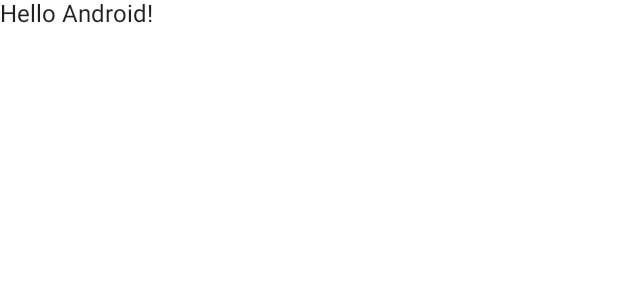
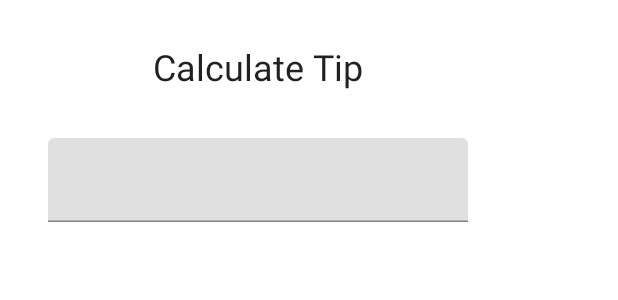
Before and after one commit to ScottCBcit/Tip-Calculator, an Android app built with Jetpack Compose: the @Preview function DefaultPreview, on a phone screen of 412 x 824 dp. Shown: the top 300 px of the screen. Run offline under Robolectric (Android 15) with nearby library versions, the phone set to English and light mode, and no system bars.

Commit message:
Text Field Added

```diff
--- a/app/src/main/java/com/example/tipcalculator/MainActivity.kt
+++ b/app/src/main/java/com/example/tipcalculator/MainActivity.kt
@@ -3,13 +3,18 @@ package com.example.tipcalculator
 import android.os.Bundle
 import androidx.activity.ComponentActivity
 import androidx.activity.compose.setContent
-import androidx.compose.foundation.layout.fillMaxSize
+import androidx.compose.foundation.layout.*
 import androidx.compose.material.MaterialTheme
 import androidx.compose.material.Surface
 import androidx.compose.material.Text
+import androidx.compose.material.TextField
 import androidx.compose.runtime.Composable
+import androidx.compose.ui.Alignment
 import androidx.compose.ui.Modifier
+import androidx.compose.ui.res.stringResource
 import androidx.compose.ui.tooling.preview.Preview
+import androidx.compose.ui.unit.dp
+import androidx.compose.ui.unit.sp
 import com.example.tipcalculator.ui.theme.TipCalculatorTheme
 
 class MainActivity : ComponentActivity() {
@@ -22,22 +27,37 @@ class MainActivity : ComponentActivity() {
                     modifier = Modifier.fillMaxSize(),
                     color = MaterialTheme.colors.background
                 ) {
-                    Greeting("Android")
+                    TipCalculatorScreen()
                 }
             }
         }
     }
 }
 
+
 @Composable
-fun Greeting(name: String) {
-    Text(text = "Hello $name!")
+fun TipCalculatorScreen() {
+    Column(
+        modifier = Modifier.padding(32.dp),
+        verticalArrangement = Arrangement.spacedBy(8.dp)
+    ) {
+        Text(text = stringResource(R.string.tip_calculator_heading),
+        fontSize = 24.sp,
+        modifier = Modifier.align(Alignment.CenterHorizontally))
+        Spacer(Modifier.height(16.dp))
+        EditServiceCostField()
+    }
+}
+
+@Composable
+fun EditServiceCostField () {
+    TextField(value = "", onValueChange = {}, )
 }
 
 @Preview(showBackground = true)
 @Composable
 fun DefaultPreview() {
     TipCalculatorTheme {
-        Greeting("Android")
+        TipCalculatorScreen()
     }
 }
--- a/app/src/main/res/values/strings.xml
+++ b/app/src/main/res/values/strings.xml
@@ -1,3 +1,6 @@
 <resources>
     <string name="app_name">Tip Calculator</string>
+    <string name="tip_amount">Tip Amount: %s</string>
+    <string name="service_cost">Cost of Service</string>
+    <string name="tip_calculator_heading">Calculate Tip</string>
 </resources>
```
